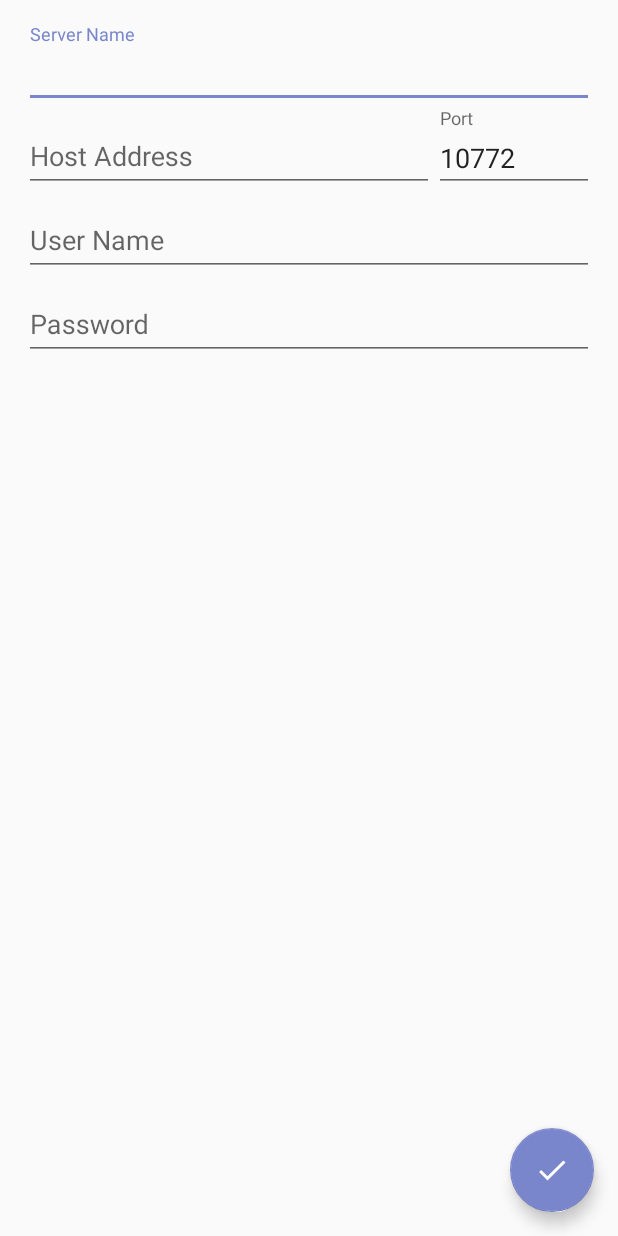
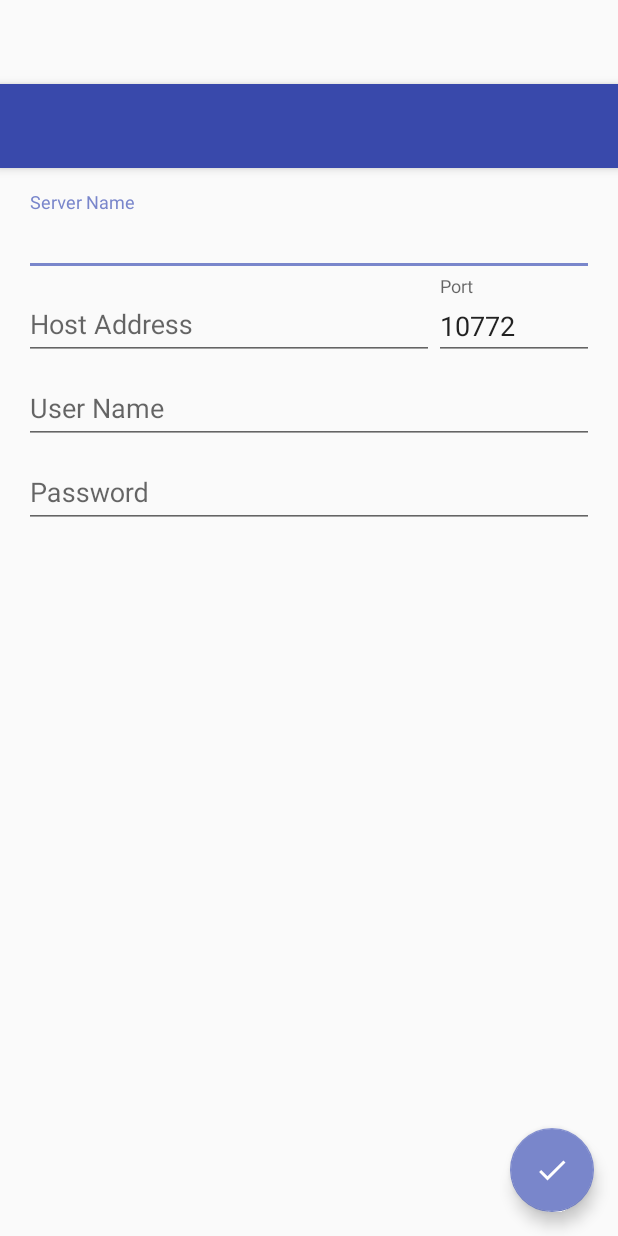
Before and after one commit to mizucoffee/DD-122, an Android app: the layout activity_add_server.xml on its own in the app's theme, with its tools: preview values and no code run, on a phone screen of 412 x 824 dp. Run offline under Robolectric (Android 15) with nearby library versions, the phone set to English and light mode, and no system bars.

Commit message:
[fix] layout

```diff
--- a/app/src/main/AndroidManifest.xml
+++ b/app/src/main/AndroidManifest.xml
@@ -22,7 +22,8 @@
             android:name=".selectserver.SelectServerActivity"
             android:label="@string/app_name"
             android:theme="@style/AppTheme.NoActionBar" />
-        <activity android:name=".selectserver.addserver.AddServerActivity"></activity>
+        <activity android:name=".selectserver.addserver.AddServerActivity"
+            android:theme="@style/AppTheme.NoActionBar"/>
     </application>
 
 </manifest>
--- a/app/src/main/res/layout/activity_add_server.xml
+++ b/app/src/main/res/layout/activity_add_server.xml
@@ -1,11 +1,25 @@
 <?xml version="1.0" encoding="utf-8"?>
-<FrameLayout xmlns:android="http://schemas.android.com/apk/res/android"
+<android.support.design.widget.CoordinatorLayout xmlns:android="http://schemas.android.com/apk/res/android"
+    xmlns:app="http://schemas.android.com/apk/res-auto"
     xmlns:tools="http://schemas.android.com/tools"
-    xmlns:app="http://schemas.android.com/apk/res-auto"
-    android:id="@+id/activity_add_server"
     android:layout_width="match_parent"
     android:layout_height="match_parent"
+    android:fitsSystemWindows="true"
     tools:context="net.mizucoffee.hatsuyuki_chinachu.selectserver.addserver.AddServerActivity">
+
+    <android.support.design.widget.AppBarLayout
+        android:layout_width="match_parent"
+        android:layout_height="wrap_content"
+        android:theme="@style/AppTheme.AppBarOverlay">
+
+        <android.support.v7.widget.Toolbar
+            android:id="@+id/toolbar"
+            android:layout_width="match_parent"
+            android:layout_height="?attr/actionBarSize"
+            android:background="?attr/colorPrimary"
+            app:popupTheme="@style/AppTheme.PopupOverlay" />
+
+    </android.support.design.widget.AppBarLayout>
 
     <LinearLayout
         android:layout_width="match_parent"
@@ -14,7 +28,8 @@
         android:paddingBottom="@dimen/activity_vertical_margin"
         android:paddingLeft="@dimen/activity_horizontal_margin"
         android:paddingRight="@dimen/activity_horizontal_margin"
-        android:paddingTop="@dimen/activity_vertical_margin">
+        android:paddingTop="@dimen/activity_vertical_margin"
+        app:layout_behavior="@string/appbar_scrolling_view_behavior">
 
 
         <android.support.design.widget.TextInputLayout
@@ -110,4 +125,4 @@
         android:id="@+id/fab" />
 
 
-</FrameLayout>
+</android.support.design.widget.CoordinatorLayout>
```
Also changed, not shown: 1 other file.
